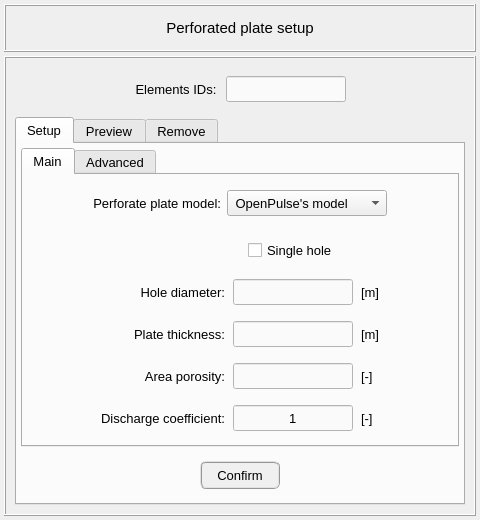
The window that pulse/interface/ui_files/model/setup/acoustic/perforated_plate_input.ui (open-pulse/OpenPulse) describes before a commit, drawn with Qt 5.
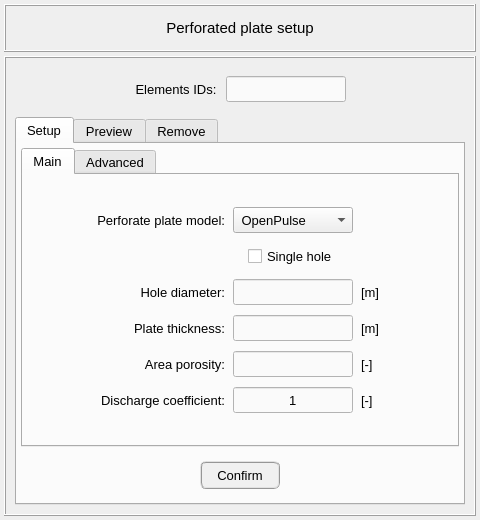
The same window after the commit. Icons and pictures are not drawn.

What changed in the file:
```diff
--- a/pulse/interface/ui_files/model/setup/acoustic/perforated_plate_input.ui
+++ b/pulse/interface/ui_files/model/setup/acoustic/perforated_plate_input.ui
@@ -269,134 +269,17 @@
                <number>0</number>
               </property>
               <item row="0" column="0">
-               <widget class="QFrame" name="frame_18">
-                <property name="maximumSize">
+               <spacer name="verticalSpacer_5">
+                <property name="orientation">
+                 <enum>Qt::Vertical</enum>
+                </property>
+                <property name="sizeHint" stdset="0">
                  <size>
-                  <width>16777215</width>
-                  <height>48</height>
+                  <width>20</width>
+                  <height>40</height>
                  </size>
                 </property>
-                <property name="frameShape">
-                 <enum>QFrame::NoFrame</enum>
-                </property>
-                <property name="frameShadow">
-                 <enum>QFrame::Raised</enum>
-                </property>
-                <layout class="QGridLayout" name="gridLayout_24">
-                 <property name="leftMargin">
-                  <number>4</number>
-                 </property>
-                 <property name="topMargin">
-                  <number>4</number>
-                 </property>
-                 <property name="rightMargin">
-                  <number>4</number>
-                 </property>
-                 <property name="bottomMargin">
-                  <number>4</number>
-                 </property>
-                 <property name="horizontalSpacing">
-                  <number>6</number>
-                 </property>
-                 <property name="verticalSpacing">
-                  <number>4</number>
-                 </property>
-                 <item row="0" column="1">
-                  <widget class="QLabel" name="label_HoleDiameter_2">
-                   <property name="sizePolicy">
-                    <sizepolicy hsizetype="Preferred" vsizetype="Preferred">
-                     <horstretch>0</horstretch>
-                     <verstretch>0</verstretch>
-                    </sizepolicy>
-                   </property>
-                   <property name="minimumSize">
-                    <size>
-                     <width>0</width>
-                     <height>26</height>
-                    </size>
-                   </property>
-                   <property name="maximumSize">
-                    <size>
-                     <width>140</width>
-                     <height>26</height>
-                    </size>
-                   </property>
-                   <property name="font">
-                    <font>
-                     <family>MS Shell Dlg 2</family>
-                     <pointsize>10</pointsize>
-                     <weight>50</weight>
-                     <italic>false</italic>
-                     <bold>false</bold>
-                    </font>
-                   </property>
-                   <property name="text">
-                    <string>Perforate plate model:</string>
-                   </property>
-                   <property name="alignment">
-                    <set>Qt::AlignRight|Qt::AlignTrailing|Qt::AlignVCenter</set>
-                   </property>
-                  </widget>
-                 </item>
-                 <item row="0" column="0">
-                  <spacer name="horizontalSpacer_16">
-                   <property name="orientation">
-                    <enum>Qt::Horizontal</enum>
-                   </property>
-                   <property name="sizeHint" stdset="0">
-                    <size>
-                     <width>40</width>
-                     <height>20</height>
-                    </size>
-                   </property>
-                  </spacer>
-                 </item>
-                 <item row="0" column="2">
-                  <widget class="QComboBox" name="comboBox_perforated_plate_model">
-                   <property name="minimumSize">
-                    <size>
-                     <width>0</width>
-                     <height>26</height>
-                    </size>
-                   </property>
-                   <property name="maximumSize">
-                    <size>
-                     <width>16777215</width>
-                     <height>26</height>
-                    </size>
-                   </property>
-                   <item>
-                    <property name="text">
-                     <string> OpenPulse's model</string>
-                    </property>
-                   </item>
-                   <item>
-                    <property name="text">
-                     <string> Meling's model</string>
-                    </property>
-                   </item>
-                   <item>
-                    <property name="text">
-                     <string> Common pipe section</string>
-                    </property>
-                   </item>
-                  </widget>
-                 </item>
-                 <item row="0" column="3">
-                  <spacer name="horizontalSpacer_17">
-                   <property name="orientation">
-                    <enum>Qt::Horizontal</enum>
-                   </property>
-                   <property name="sizeHint" stdset="0">
-                    <size>
-                     <width>37</width>
-                     <height>17</height>
-                    </size>
-                   </property>
-                  </spacer>
-                 </item>
-                </layout>
-               </widget>
+               </spacer>
               </item>
               <item row="1" column="0">
                <widget class="QFrame" name="frame_setup_main">
@@ -407,15 +290,24 @@
                  <enum>QFrame::Raised</enum>
                 </property>
                 <layout class="QGridLayout" name="gridLayout">
+                 <property name="leftMargin">
+                  <number>0</number>
+                 </property>
                  <property name="topMargin">
                   <number>0</number>
                  </property>
+                 <property name="rightMargin">
+                  <number>0</number>
+                 </property>
                  <property name="bottomMargin">
                   <number>0</number>
                  </property>
                  <property name="horizontalSpacing">
                   <number>8</number>
                  </property>
+                 <property name="verticalSpacing">
+                  <number>10</number>
+                 </property>
                  <item row="4" column="2">
                   <widget class="QLineEdit" name="lineEdit_area_porosity">
                    <property name="sizePolicy">
@@ -1665,9 +1557,90 @@
                    </layout>
                   </widget>
                  </item>
+                 <item row="0" column="2">
+                  <widget class="QComboBox" name="comboBox_perforated_plate_model">
+                   <property name="minimumSize">
+                    <size>
+                     <width>100</width>
+                     <height>26</height>
+                    </size>
+                   </property>
+                   <property name="maximumSize">
+                    <size>
+                     <width>120</width>
+                     <height>26</height>
+                    </size>
+                   </property>
+                   <item>
+                    <property name="text">
+                     <string> OpenPulse</string>
+                    </property>
+                   </item>
+                   <item>
+                    <property name="text">
+                     <string> Meling</string>
+                    </property>
+                   </item>
+                   <item>
+                    <property name="text">
+                     <string> Common pipe</string>
+                    </property>
+                   </item>
+                  </widget>
+                 </item>
+                 <item row="0" column="1">
+                  <widget class="QLabel" name="label_HoleDiameter_2">
+                   <property name="sizePolicy">
+                    <sizepolicy hsizetype="Preferred" vsizetype="Preferred">
+                     <horstretch>0</horstretch>
+                     <verstretch>0</verstretch>
+                    </sizepolicy>
+                   </property>
+                   <property name="minimumSize">
+                    <size>
+                     <width>140</width>
+                     <height>26</height>
+                    </size>
+                   </property>
+                   <property name="maximumSize">
+                    <size>
+                     <width>140</width>
+                     <height>26</height>
+                    </size>
+                   </property>
+                   <property name="font">
+                    <font>
+                     <family>MS Shell Dlg 2</family>
+                     <pointsize>10</pointsize>
+                     <weight>50</weight>
+                     <italic>false</italic>
+                     <bold>false</bold>
+                    </font>
+                   </property>
+                   <property name="text">
+                    <string>Perforate plate model:</string>
+                   </property>
+                   <property name="alignment">
+                    <set>Qt::AlignRight|Qt::AlignTrailing|Qt::AlignVCenter</set>
+                   </property>
+                  </widget>
+                 </item>
                 </layout>
                </widget>
               </item>
+              <item row="2" column="0">
+               <spacer name="verticalSpacer_6">
+                <property name="orientation">
+                 <enum>Qt::Vertical</enum>
+                </property>
+                <property name="sizeHint" stdset="0">
+                 <size>
+                  <width>20</width>
+                  <height>40</height>
+                 </size>
+                </property>
+               </spacer>
+              </item>
              </layout>
             </widget>
             <widget class="QWidget" name="tab_advanced">
```
Left out of the diff: 5 changed lines with no effect on the pictures.
